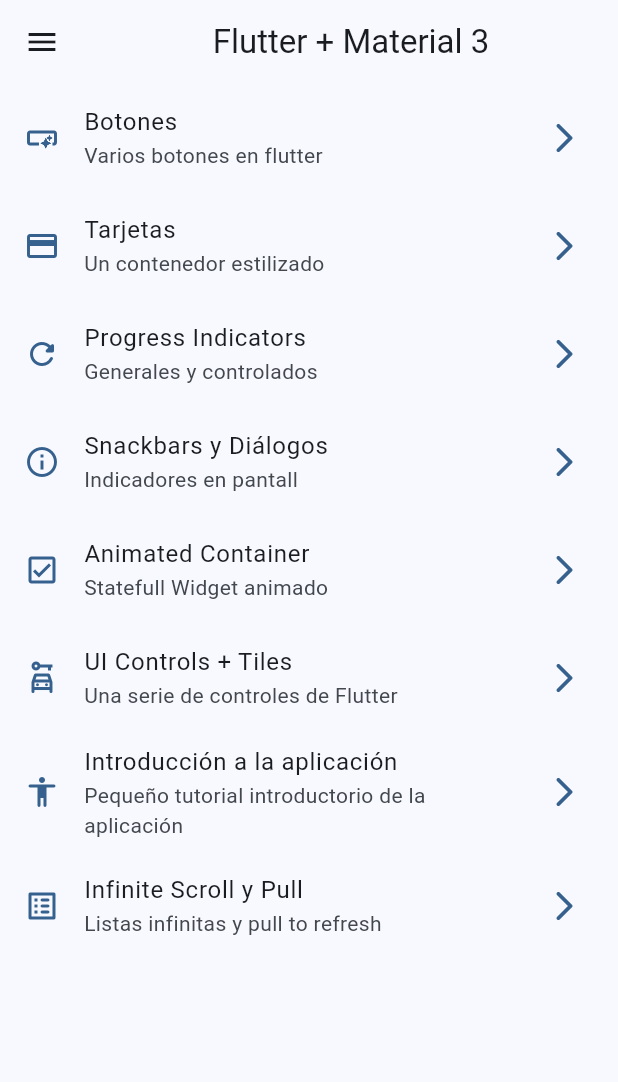
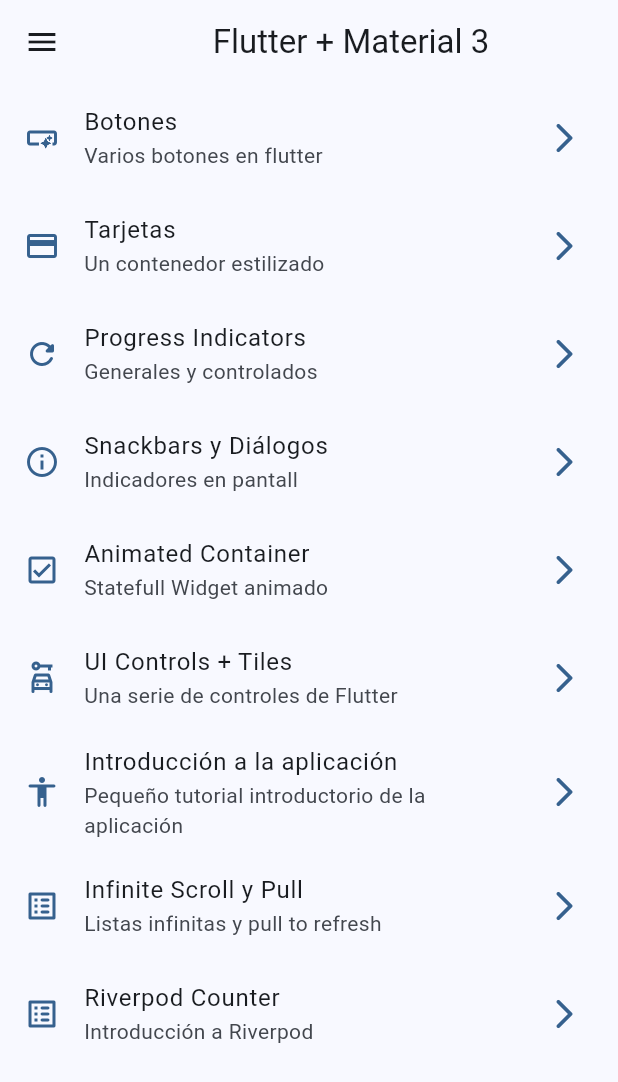
Before and after one commit to vogelFritz/widgets_app, a Flutter app: the screen it shows after launch, on a phone screen of 412 x 824 dp. Shown: the top 1082 px of the screen. Run offline on Flutter 3.47's test engine with Material 3 defaults, Android fonts, the phone set to English and light mode, and no system bars; our stand-ins replace animate_do, go_router.

Commit message:
pantalla para contador de riverpod

```diff
--- a/lib/config/menu/menu_items.dart
+++ b/lib/config/menu/menu_items.dart
@@ -54,5 +54,10 @@ const appMenuItems = <MenuItems>[
       title: 'Infinite Scroll y Pull',
       subTitle: 'Listas infinitas y pull to refresh',
       link: '/infinite',
+      icon: Icons.list_alt_rounded),
+  MenuItems(
+      title: 'Riverpod Counter',
+      subTitle: 'Introducción a Riverpod',
+      link: '/counter',
       icon: Icons.list_alt_rounded)
 ];
--- a/lib/config/router/app_router.dart
+++ b/lib/config/router/app_router.dart
@@ -48,6 +48,11 @@ final appRouter = GoRouter(
       name: InfiniteScrollScreen.name,
       path: '/infinite',
       builder: (context, state) => const InfiniteScrollScreen(),
+    ),
+    GoRoute(
+      name: CounterScreen.name,
+      path: '/counter',
+      builder: (context, state) => CounterScreen(),
     )
   ],
 );
--- a/lib/presentation/screens/screens.dart
+++ b/lib/presentation/screens/screens.dart
@@ -1,3 +1,4 @@
+export 'package:widgets_app/presentation/screens/counter/counter_screen.dart';
 export 'package:widgets_app/presentation/screens/animated/animated_screen.dart';
 export 'package:widgets_app/presentation/screens/app_tutorial/app_tutorial_screen.dart';
 export 'package:widgets_app/presentation/screens/infinite_scroll/infinite_scroll_screen.dart';
```
Also changed, not shown: lib/presentation/screens/counter/counter_screen.dart (added, +19 -0 lines).
